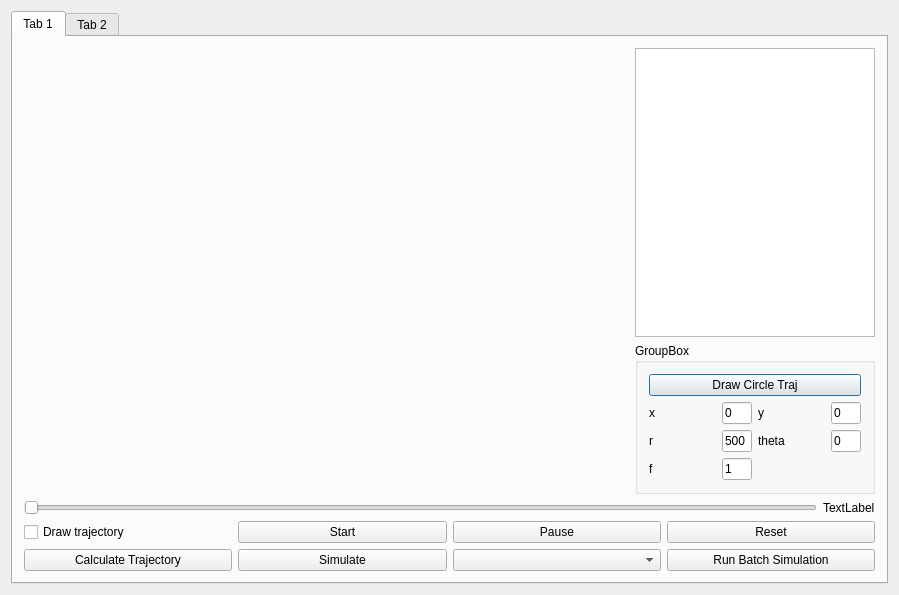
Old version of the form dialog.ui in the repository kektobiologist/motion-simulation.
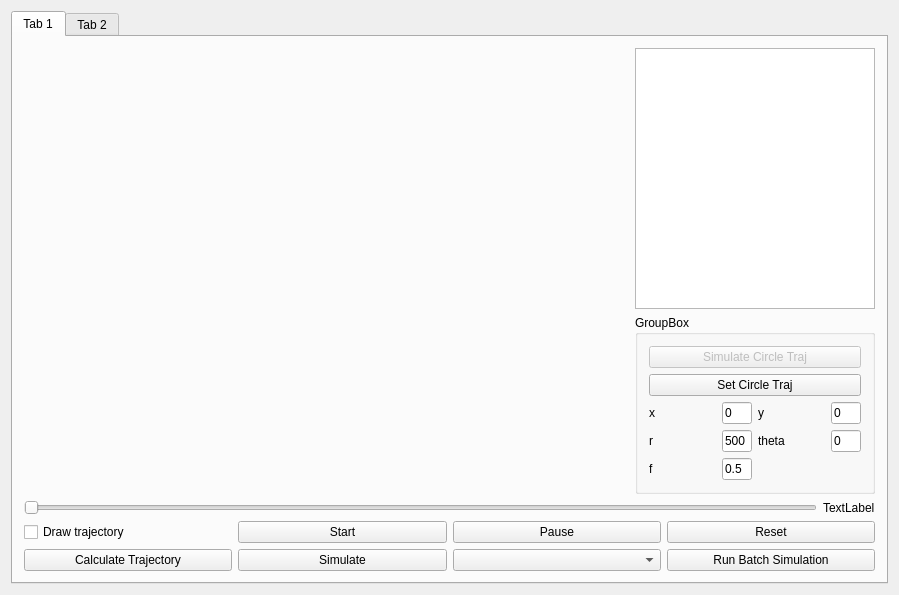
New version of the form. Custom widgets are drawn as their Qt base class.

Patch:
```diff
--- a/dialog.ui
+++ b/dialog.ui
@@ -57,10 +57,20 @@
               <string>GroupBox</string>
              </property>
              <layout class="QVBoxLayout" name="verticalLayout">
+              <item>
+               <widget class="QPushButton" name="trajSimButton">
+                <property name="enabled">
+                 <bool>false</bool>
+                </property>
+                <property name="text">
+                 <string>Simulate Circle Traj</string>
+                </property>
+               </widget>
+              </item>
               <item>
                <widget class="QPushButton" name="circleTrajButton">
                 <property name="text">
-                 <string>Draw Circle Traj</string>
+                 <string>Set Circle Traj</string>
                 </property>
                </widget>
               </item>
@@ -162,7 +172,7 @@
                    </size>
                   </property>
                   <property name="text">
-                   <string>1</string>
+                   <string>0.5</string>
                   </property>
                  </widget>
                 </item>
```
Left out of the diff: 88 changed lines with no effect on the pictures.
